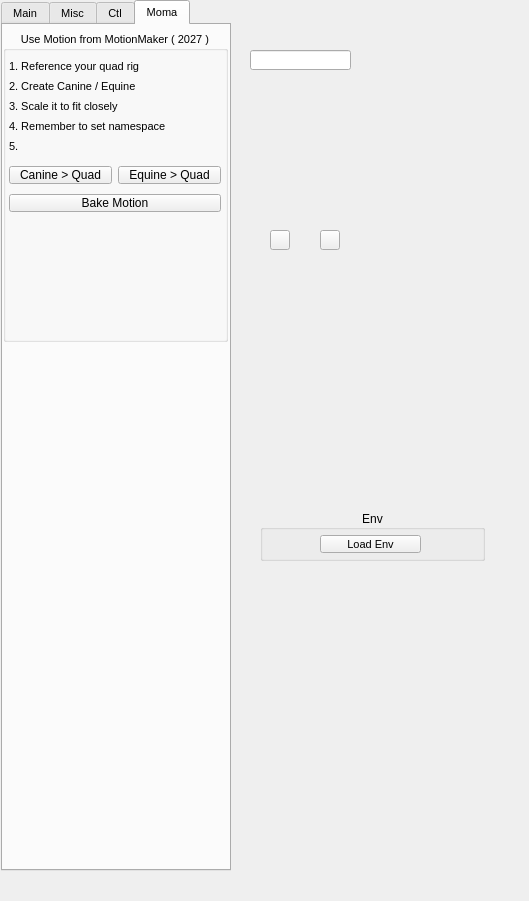
This is nl_modules/nl_rigging_tools.ui in nickyliux/nl_rigging_tools as Qt 5 draws it before an edit. The edited form follows.
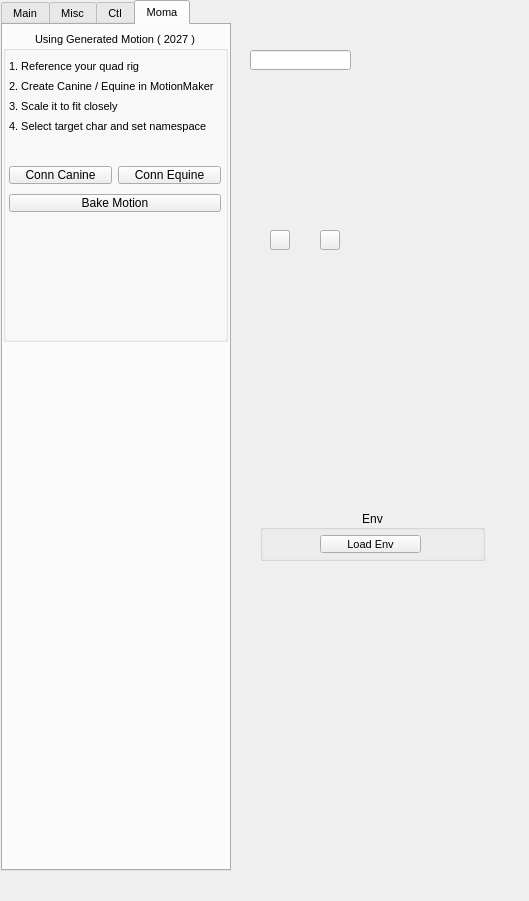
This is the edited form. The open tabs and pages were chosen to show the change.

What changed in the file:
```diff
--- a/nl_modules/nl_rigging_tools.ui
+++ b/nl_modules/nl_rigging_tools.ui
@@ -4002,7 +4002,7 @@
       </rect>
      </property>
      <property name="title">
-      <string>Use Motion from MotionMaker ( 2027 )</string>
+      <string>Using Generated Motion ( 2027 )</string>
      </property>
      <property name="alignment">
       <set>Qt::AlignCenter</set>
@@ -4061,7 +4061,7 @@
           <enum>Qt::LeftToRight</enum>
          </property>
          <property name="text">
-          <string>Canine &gt; Quad</string>
+          <string>Conn Canine</string>
          </property>
         </widget>
        </item>
@@ -4094,7 +4094,7 @@
           <enum>Qt::LeftToRight</enum>
          </property>
          <property name="text">
-          <string>Equine &gt; Quad</string>
+          <string>Conn Equine</string>
          </property>
         </widget>
        </item>
@@ -4123,7 +4123,7 @@
        </rect>
       </property>
       <property name="text">
-       <string>2. Create Canine / Equine</string>
+       <string>2. Create Canine / Equine in MotionMaker</string>
       </property>
      </widget>
      <widget class="QLabel" name="label_9">
@@ -4136,7 +4136,7 @@
        </rect>
       </property>
       <property name="text">
-       <string>4. Remember to set namespace</string>
+       <string>4. Select target char and set namespace</string>
       </property>
      </widget>
      <widget class="QWidget" name="horizontalLayoutWidget_32">
@@ -4209,19 +4209,6 @@
        <string>3. Scale it to fit closely</string>
       </property>
      </widget>
-     <widget class="QLabel" name="label_17">
-      <property name="geometry">
-       <rect>
-        <x>6</x>
-        <y>105</y>
-        <width>211</width>
-        <height>21</height>
-       </rect>
-      </property>
-      <property name="text">
-       <string>5.</string>
-      </property>
-     </widget>
     </widget>
    </widget>
   </widget>
```
Left out of the diff: 8 changed lines with no effect on the pictures.
